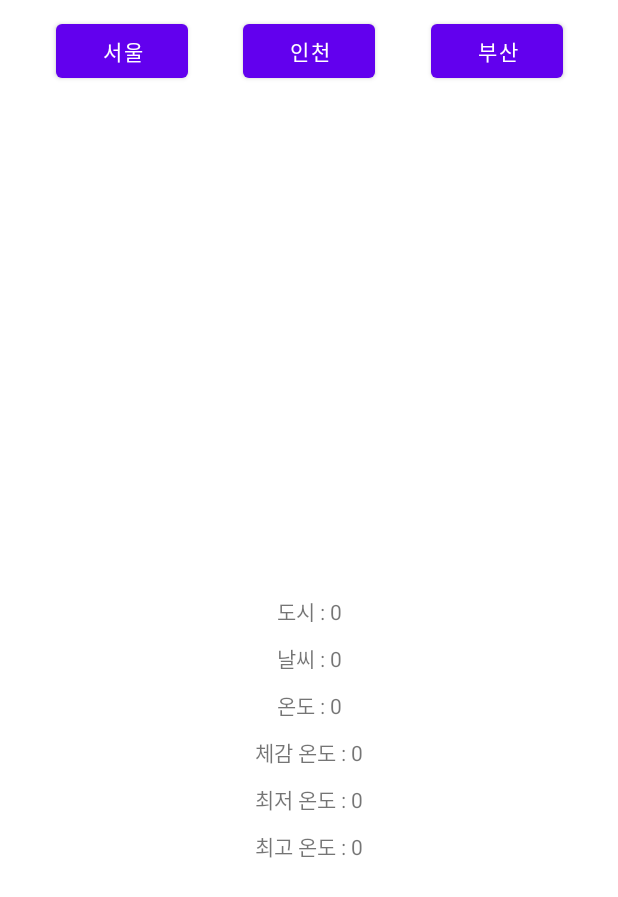
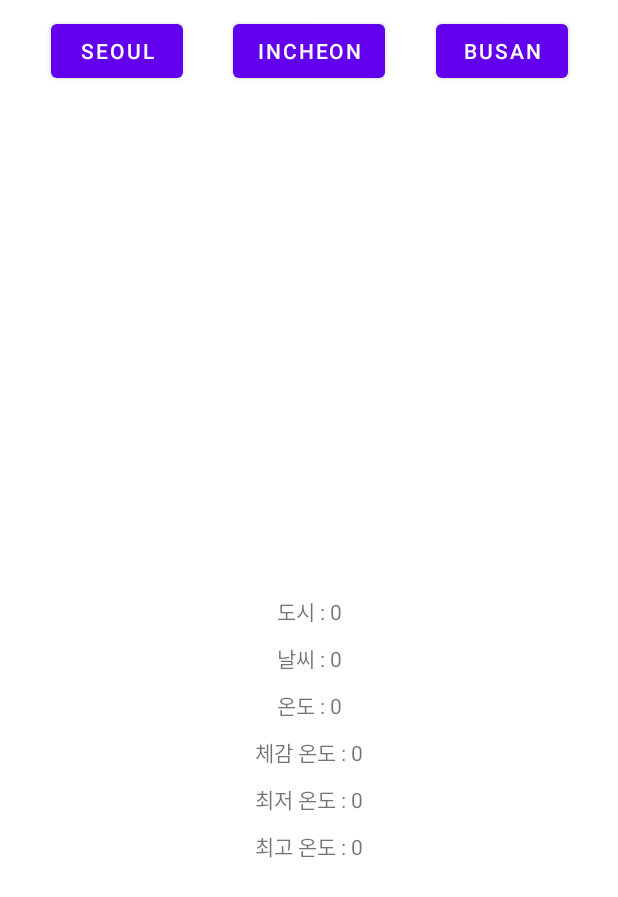
Before and after one commit to myeongjinkim/MyWeather, an Android app: the layout activity_main.xml on its own in the app's theme, with its tools: preview values and no code run, on a phone screen of 412 x 824 dp. Shown: the top 897 px of the screen. Run offline under Robolectric (Android 15) with nearby library versions, the phone set to English and light mode, and no system bars.

```diff
--- a/app/src/main/java/com/example/myweather/MyApi.kt
+++ b/app/src/main/java/com/example/myweather/MyApi.kt
@@ -1,12 +1,11 @@
 package com.example.myweather
 
-import retrofit2.Call
+import io.reactivex.Observable
 import retrofit2.http.GET
 import retrofit2.http.Query
 
-
 interface MyApi {
     @GET("/data/2.5/weather")
-    fun getWeather(@Query("q") myCity: String, @Query("appid") myKey: String): Call<MyWeather>
+    fun getWeather(@Query("q") myCity: String, @Query("appid") myKey: String): Observable<MyWeather>
 
 }
--- a/app/src/main/res/layout/activity_main.xml
+++ b/app/src/main/res/layout/activity_main.xml
@@ -12,7 +12,7 @@
         android:layout_height="wrap_content"
         android:onClick="myWeather"
         android:layout_marginTop="10dp"
-        android:text="서울"
+        android:text="Seoul"
         app:layout_constraintEnd_toStartOf="@+id/button2"
         app:layout_constraintStart_toStartOf="parent"
         app:layout_constraintTop_toTopOf="parent" />
@@ -23,7 +23,7 @@
         android:layout_height="wrap_content"
         android:onClick="myWeather"
         android:layout_marginTop="10dp"
-        android:text="인천"
+        android:text="Incheon"
         app:layout_constraintEnd_toEndOf="parent"
         app:layout_constraintStart_toStartOf="parent"
         app:layout_constraintTop_toTopOf="parent" />
@@ -34,7 +34,7 @@
         android:layout_height="wrap_content"
         android:onClick="myWeather"
         android:layout_marginTop="10dp"
-        android:text="부산"
+        android:text="Busan"
         app:layout_constraintEnd_toEndOf="parent"
         app:layout_constraintStart_toEndOf="@+id/button2"
         app:layout_constraintTop_toTopOf="parent" />
```
Also changed, not shown: app/src/main/java/com/example/myweather/MainActivity.kt (+29 -35 lines).
